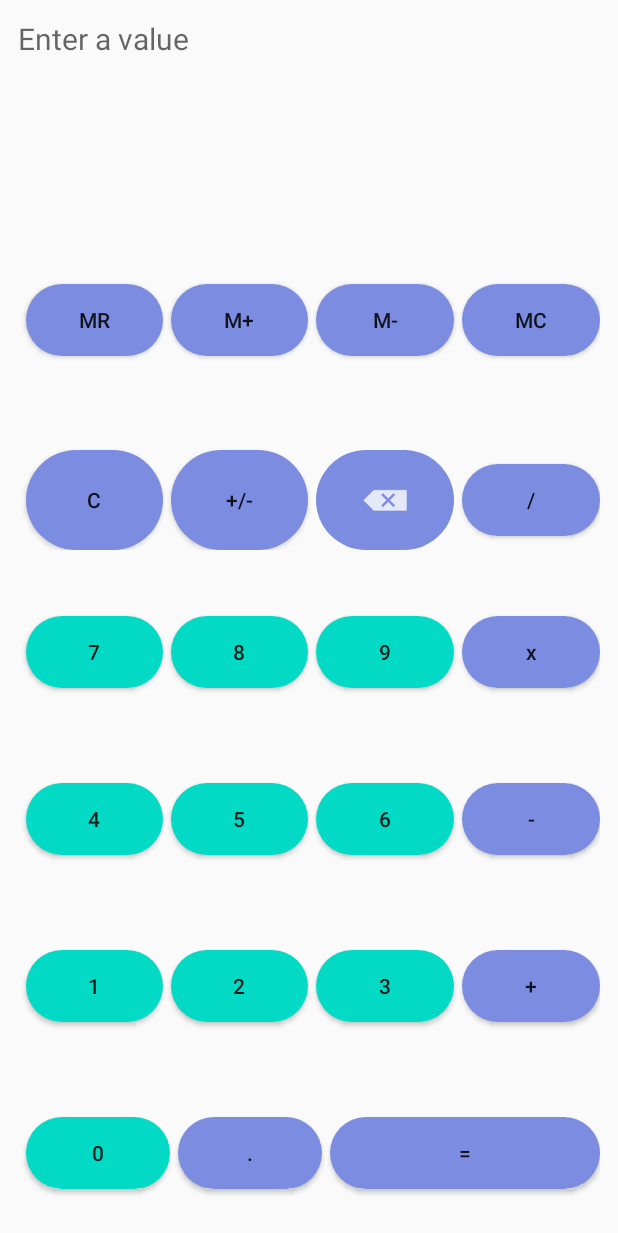
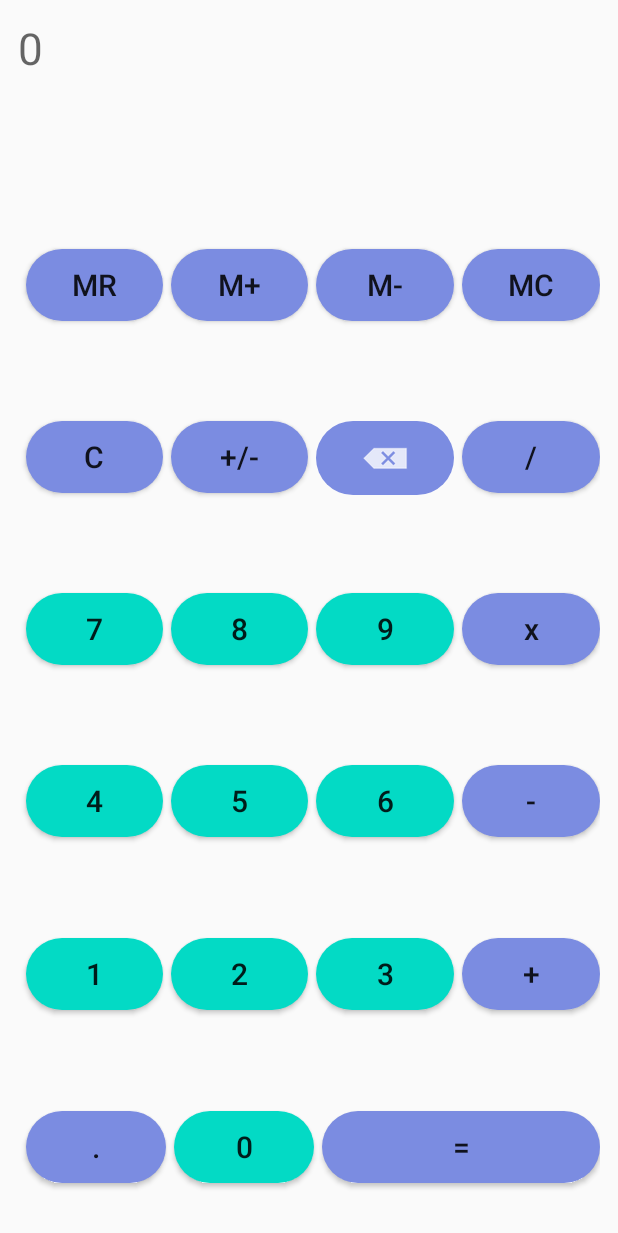
Before and after one commit to Otaka00/SimpleCalculatorApp, an Android app: the screen it shows after launch (MainActivity), on a phone screen of 412 x 824 dp. Shown: the top 1233 px of the screen. Run offline under Robolectric (Android 15) with nearby library versions, the phone set to English and light mode, and no system bars.

Commit message:
Second commit

```diff
--- a/app/src/main/AndroidManifest.xml
+++ b/app/src/main/AndroidManifest.xml
@@ -1,5 +1,6 @@
 <?xml version="1.0" encoding="utf-8"?>
-<manifest xmlns:android="http://schemas.android.com/apk/res/android"
+<manifest
+    xmlns:android="http://schemas.android.com/apk/res/android"
     xmlns:tools="http://schemas.android.com/tools"
     package="com.ahmadossama.mycalculator">
 
@@ -14,9 +15,6 @@
         android:theme="@style/Theme.MyCalculator"
         tools:targetApi="31">
         <activity
-            android:name=".Activity2"
-            android:exported="false" />
-        <activity
             android:name=".MainActivity"
             android:exported="true">
             <intent-filter>
--- a/app/src/main/java/com/ahmadossama/mycalculator/MainActivity.java
+++ b/app/src/main/java/com/ahmadossama/mycalculator/MainActivity.java
@@ -1,27 +1,25 @@
 package com.ahmadossama.mycalculator;
-
 import androidx.appcompat.app.AppCompatActivity;
-
-import android.content.SharedPreferences;
 import android.os.Bundle;
 import android.util.Log;
 import android.view.View;
 import android.widget.Button;
-import android.widget.EditText;
+import android.widget.ImageButton;
 import android.widget.TextView;
+import android.widget.Toast;
+
+import java.text.DecimalFormat;
 
 public class MainActivity extends AppCompatActivity {
-
-    public final String Prefs_name = "PreferencesFile";
-    String op = "+";
-    String firstNum ="";
+    String op = "+", firstNum ="";
     double result = 0.0,tempResult= 0.0, memory = 0.0;
-    Button btn0, btn1, btn2, btn3, btn4, btn5, btn6, btn7,btn8, btn9, addBtn, subBtn,
-            multiplyBtn, divideBtn, dotBtn,equalBtn, clearBtn, delBtn,plusMinusBtn,
-            memoryPlus,memoryMinus,memoryRecall,memoryClear;
+    Button btn0, btn1, btn2, btn3, btn4, btn5, btn6, btn7,btn8, btn9, addBtn, subBtn,multiplyBtn,
+divideBtn, dotBtn,equalBtn, clearBtn, plusMinusBtn, memoryPlus,memoryMinus,memoryRecall,memoryClear;
+    ImageButton delBtn;
     TextView text;
-    float value1, value2;
-    boolean isSub, isAdd,isMul, isDiv, isNew = true;
+    boolean isNew = true;
+    //4 decimal places as maximum format
+    private static final DecimalFormat df = new DecimalFormat("0.0000");
     @Override
     protected void onCreate(Bundle savedInstanceState) {
         super.onCreate(savedInstanceState);
@@ -45,6 +43,7 @@ public class MainActivity extends AppCompatActivity {
         dotBtn = findViewById(R.id.dot);
         equalBtn = findViewById(R.id.equal);
         clearBtn = findViewById(R.id.clear);
+        delBtn = findViewById(R.id.delete);
         memoryPlus =findViewById(R.id.MPlus);
         memoryMinus =findViewById(R.id.MMinus);
         memoryRecall =findViewById(R.id.MR);
@@ -65,6 +64,7 @@ public class MainActivity extends AppCompatActivity {
         btn9.setOnClickListener(num_listener);
         dotBtn.setOnClickListener(num_listener);
         plusMinusBtn.setOnClickListener(num_listener);
+        delBtn.setOnClickListener(del_listener);
         equalBtn.setOnClickListener(equal_listener);
         addBtn.setOnClickListener(operation_listener);
         subBtn.setOnClickListener(operation_listener);
@@ -73,37 +73,41 @@ public class MainActivity extends AppCompatActivity {
         clearBtn.setOnClickListener(new View.OnClickListener() {
             @Override
             public void onClick(View view) {
+                //Reset the value on the text field and the user will enter a new number
+                // so isNew is set = true
                 text.setText("0");
                 isNew = true;
             }
         });
     }
-    //Adding and subtracting value from the memory
+    //Adding and subtracting value from the memory (M+ / M-)
     View.OnClickListener memory_listener = new View.OnClickListener() {
         @Override
         public void onClick(View view) {
-            //if display is empty, return and commit nothing to memory
+            //if display is empty, exit function as nothing will be added to memory
             if(text.getText().toString().equals("")){
                 return;
             }
-
             Button btn = (Button)view;
             String command = btn.getText().toString();
             String displayText = text.getText().toString();
             if(command.equals("M+")){ //add value to memory
-                if(displayText.indexOf("+") != -1 && displayText.indexOf("=") == -1){   //use this case if the output is showing full equation
+                if(displayText.indexOf("+") != -1 && displayText.indexOf("=") == -1){
+                    //use this case if the output is showing full equation
                     return;
                 }
-                else if(displayText.indexOf("=")!=-1){ //if a full equation, add tempResult to memory then reset
+                else if(displayText.indexOf("=")!=-1){
+                    //if a full equation, add tempResult to memory then reset
                     memory += tempResult;
                     tempResult = 0;
                 }
                 else{
                     memory += Double.parseDouble(displayText);
                 }
+                Toast.makeText(MainActivity.this,memory +" is added to the memory",Toast.LENGTH_SHORT).show();
             }
             else{ //subtract value from memory
-                if(displayText.indexOf("+") != -1 && displayText.indexOf("=") == -1){   //use this case if the output is showing full equation
+                if(displayText.indexOf("+") != -1 && displayText.indexOf("=") == -1){
                     return;
                 }
                 else if(displayText.indexOf("=")!=-1){
@@ -113,21 +117,25 @@ public class MainActivity extends AppCompatActivity {
                 else{
                     memory -= Double.parseDouble(displayText);
                 }
+                Toast.makeText(MainActivity.this,memory +" is subtracted to the memory",Toast.LENGTH_SHORT).show();
             }
         }
     };
-    //Retrieve the stored value in the memory
+    //Recall the stored value in the memory (MR)
     View.OnClickListener memoryRecall_listener = new View.OnClickListener() {
         @Override
         public void onClick(View view) {
             text.setText(memory+"");
+            Toast.makeText(MainActivity.this,memory + " is recalled from the memory",Toast.LENGTH_SHORT).show();
+
         }
     };
-    //reset value stored in the memory
+    //reset value stored in the memory (MC)
     View.OnClickListener memoryClr_listener = new View.OnClickListener() {
         @Override
         public void onClick(View view) {
             memory = 0;
+            Toast.makeText(MainActivity.this,"Memory is cleared",Toast.LENGTH_SHORT).show();
         }
     };
     ////////////////////////////////////////////////////////////////////
@@ -141,20 +149,29 @@ public class MainActivity extends AppCompatActivity {
             op = opBtn.getText().toString();
         }
     };
-    //Numbers Buttons Handler
+    //All Numbers Buttons Handler
     View.OnClickListener num_listener = new View.OnClickListener() {
         @Override
         public void onClick(View view) {
-            if(isNew){
+            //Check if a new number is entered
+            if (isNew) {
                 text.setText("");
             }
             isNew = false;
             Button mybtn = (Button) view;
+            //Check if zero or dot button is pressed more than one time to prevent exceptions in decimal numbers
+            //avoid writing zeros at the left of the number
+            if ((text.getText().toString().equals("") && mybtn == btn0) || (text.getText().toString().contains(".") && mybtn == dotBtn)) {
+//                isNew = true;
+                return;
+            } else {
                 String number = text.getText().toString();
-            if(mybtn == plusMinusBtn){
+                if (mybtn == plusMinusBtn) {
                     number = "-" + number;
-            }else number += mybtn.getText().toString();
+                }
+                else number += mybtn.getText().toString();
                 text.setText(number);
+            }
         }
     };
     //Equal Button handler after finishing the equation
@@ -162,17 +179,50 @@ public class MainActivity extends AppCompatActivity {
         @Override
         public void onClick(View view) {
             String secondNum = text.getText().toString();
-            switch (op){
+            if (firstNum.equals("") || op.equals("")) {
+                text.setText(secondNum + "");
+                return;
+            }
+            else {
+                switch (op) {
                     case "+":
-                    result = Double.parseDouble(firstNum) + Double.parseDouble(secondNum); break;
+                        result = Double.parseDouble(firstNum) + Double.parseDouble(secondNum);
+                        break;
                     case "-":
-                    result = Double.parseDouble(firstNum) - Double.parseDouble(secondNum); break;
+                        result = Double.parseDouble(firstNum) - Double.parseDouble(secondNum);
+                        break;
                     case "x":
-                    result = (Double.parseDouble(firstNum) * Double.parseDouble(secondNum)); break;
+                        result = (Double.parseDouble(firstNum) * Double.parseDouble(secondNum));
+                        break;
                     case "/":
-                    result = (Double.parseDouble(firstNum) / Double.parseDouble(secondNum)); break;
+                        result = (Double.parseDouble(firstNum) / Double.parseDouble(secondNum));
+                        break;
                 }
-            text.setText(result + "");
+                String s = result +"";
+                String[] splitter = s.split("\\.");
+                int before = splitter[0].length();
+                int after = splitter[1].length();
+                //Count number of decimal points in the result and print only 4 digits
+                if(after > 4){
+                text.setText(df.format(result) + "");
+                }
+                else text.setText((result) + "");
+                Toast.makeText(MainActivity.this, firstNum + " " + op + " " + secondNum, Toast.LENGTH_SHORT).show();
+            }
+        }};
+    View.OnClickListener del_listener = new View.OnClickListener() {
+        @Override
+        public void onClick(View view) {
+
+            String currentVal = text.getText().toString();
+            //if text field is empty, do nothing
+            if (currentVal.equals("")) {
+                return;
+            } else {
+                // remove last character
+                String newValue = currentVal.substring(0, currentVal.length() - 1);
+                text.setText(newValue);
+            }
         }
     };
 }
--- a/app/src/main/res/layout/activity_main.xml
+++ b/app/src/main/res/layout/activity_main.xml
@@ -16,14 +16,15 @@
 
         <TextView
             android:id="@+id/textView"
-            android:textSize="20sp"
             android:layout_width="match_parent"
             android:layout_height="0dp"
             android:layout_margin="12dp"
-            android:layout_weight="1"
-            android:hint="@string/text" />
+            android:layout_weight="0.8"
+            android:hint="0"
+            android:textSize="29sp" />
 
         <LinearLayout
+            android:id="@+id/buttonsLayout"
             android:layout_width="match_parent"
             android:layout_height="0dp"
             android:layout_weight="5"
@@ -46,7 +47,8 @@
                     android:layout_weight="1"
                     android:background="@drawable/button"
                     android:backgroundTint="#7B8CE1"
-                    android:text="@string/MR" />
+                    android:text="@string/MR"
+                    android:textSize="20sp" />
 
                 <Button
                     android:id="@+id/MPlus"
@@ -57,7 +59,8 @@
                     android:layout_weight="1"
                     android:background="@drawable/button"
                     android:backgroundTint="#7B8CE1"
-                    android:text="M+" />
+                    android:text="M+"
+                    android:textSize="20sp" />
 
                 <Button
                     android:id="@+id/MMinus"
@@ -68,7 +71,8 @@
                     android:layout_weight="1"
                     android:background="@drawable/button"
                     android:backgroundTint="#7B8CE1"
-                    android:text="M-" />
+                    android:text="M-"
+                    android:textSize="20sp" />
 
                 <Button
                     android:id="@+id/MC"
@@ -79,7 +83,8 @@
                     android:layout_weight="1"
                     android:background="@drawable/button"
                     android:backgroundTint="#7B8CE1"
-                    android:text="MC" />
+                    android:text="MC"
+                    android:textSize="20sp" />
 
             </LinearLayout>
 
@@ -93,29 +98,31 @@
                 <Button
                     android:id="@+id/clear"
                     android:layout_width="0dp"
-                    android:layout_height="match_parent"
+                    android:layout_height="wrap_content"
                     android:layout_marginLeft="5dp"
                     android:layout_marginTop="20dp"
                     android:layout_weight="1"
                     android:background="@drawable/button"
                     android:backgroundTint="#7B8CE1"
-                    android:text="C" />
+                    android:text="C"
+                    android:textSize="20sp" />
 
                 <Button
                     android:id="@+id/plusMin"
                     android:layout_width="0dp"
-                    android:layout_height="match_parent"
+                    android:layout_height="wrap_content"
                     android:layout_marginLeft="5dp"
                     android:layout_marginTop="20dp"
                     android:layout_weight="1"
                     android:background="@drawable/button"
                     android:backgroundTint="#7B8CE1"
-                    android:text="+/-" />
+                    android:text="+/-"
+                    android:textSize="20sp" />
 
                 <ImageButton
-                    android:id="@+id/imageButton"
+                    android:id="@+id/delete"
                     android:layout_width="0dp"
-                    android:layout_height="match_parent"
+                    android:layout_height="49dp"
                     android:layout_marginLeft="5dp"
                     android:layout_marginTop="20dp"
                     android:layout_weight="1"
@@ -132,7 +139,8 @@
                     android:layout_weight="1"
                     android:background="@drawable/button"
                     android:backgroundTint="#7B8CE1"
-                    android:text="/" />
+                    android:text="/"
+                    android:textSize="20sp" />
 
             </LinearLayout>
 
@@ -151,7 +159,8 @@
                     android:layout_marginTop="20dp"
                     android:layout_weight="1"
                     android:background="@drawable/button"
-                    android:text="7" />
+                    android:text="7"
+                    android:textSize="20sp" />
 
                 <Button
                     android:id="@+id/b8"
@@ -161,7 +170,8 @@
                     android:layout_marginTop="20dp"
                     android:layout_weight="1"
                     android:background="@drawable/button"
-                    android:text="8" />
+                    android:text="8"
+                    android:textSize="20sp" />
 
                 <Button
                     android:id="@+id/b9"
@@ -171,7 +181,8 @@
                     android:layout_marginTop="20dp"
                     android:layout_weight="1"
                     android:background="@drawable/button"
-                    android:text="9" />
+                    android:text="9"
+                    android:textSize="20sp" />
 
                 <Button
                     android:id="@+id/multiply"
@@ -183,7 +194,8 @@
                     android:background="@drawable/button"
                     android:backgroundTint="#7B8CE1"
                     android:text="x"
-                    android:textAllCaps="false" />
+                    android:textAllCaps="false"
+                    android:textSize="20sp" />
 
             </LinearLayout>
 
@@ -202,7 +214,8 @@
                     android:layout_marginTop="20dp"
                     android:layout_weight="1"
                     android:background="@drawable/button"
-                    android:text="4" />
+                    android:text="4"
+                    android:textSize="20sp" />
 
                 <Button
                     android:id="@+id/b5"
@@ -212,7 +225,8 @@
                     android:layout_marginTop="20dp"
                     android:layout_weight="1"
                     android:background="@drawable/button"
-                    android:text="5" />
+                    android:text="5"
+                    android:textSize="20sp" />
 
                 <Button
                     android:id="@+id/b6"
@@ -222,7 +236,8 @@
                     android:layout_marginTop="20dp"
                     android:layout_weight="1"
                     android:background="@drawable/button"
-                    android:text="6" />
+                    android:text="6"
+                    android:textSize="20sp" />
 
                 <Button
                     android:id="@+id/subtract"
@@ -233,7 +248,8 @@
                     android:layout_weight="1"
                     android:background="@drawable/button"
                     android:backgroundTint="#7B8CE1"
-                    android:text="-" />
+                    android:text="-"
+                    android:textSize="20sp" />
             </LinearLayout>
 
             <LinearLayout
@@ -251,7 +267,8 @@
                     android:layout_marginTop="20dp"
                     android:layout_weight="1"
                     android:background="@drawable/button"
-                    android:text="1" />
+                    android:text="1"
+                    android:textSize="20sp" />
 
                 <Button
                     android:id="@+id/b2"
@@ -261,7 +278,8 @@
                     android:layout_marginTop="20dp"
                     android:layout_weight="1"
                     android:background="@drawable/button"
-                    android:text="2" />
+                    android:text="2"
+                    android:textSize="20sp" />
 
                 <Button
                     android:id="@+id/b3"
@@ -271,7 +289,8 @@
                     android:layout_marginTop="20dp"
                     android:layout_weight="1"
                     android:background="@drawable/button"
-                    android:text="3" />
+                    android:text="3"
+                    android:textSize="20sp" />
 
                 <Button
                     android:id="@+id/add"
@@ -282,7 +301,8 @@
                     android:layout_weight="1"
                     android:background="@drawable/button"
                     android:backgroundTint="#7B8CE1"
-                    android:text="+" />
+                    android:text="+"
+                    android:textSize="20sp" />
 
             </LinearLayout>
 
@@ -294,19 +314,8 @@
                 android:orientation="horizontal">
 
                 <Button
-                    android:id="@+id/b0"
-                    android:layout_width="50dp"
-                    android:layout_height="wrap_content"
-                    android:layout_marginLeft="5dp"
-                    android:layout_marginTop="20dp"
-                    android:layout_weight="1"
-                    android:background="@drawable/button"
-                    android:minHeight="48dp"
-                    android:text="0" />
-
-                <Button
                     android:id="@+id/dot"
-                    android:layout_width="50dp"
+                    android:layout_width="45dp"
                     android:layout_height="wrap_content"
                     android:layout_marginLeft="5dp"
                     android:layout_marginTop="20dp"
@@ -314,7 +323,20 @@
                     android:background="@drawable/button"
                     android:backgroundTint="#7B8CE1"
                     android:minHeight="48dp"
-                    android:text="." />
+                    android:text="."
+                    android:textSize="20sp" />
+
+                <Button
+                    android:id="@+id/b0"
+                    android:layout_width="45dp"
+                    android:layout_height="wrap_content"
+                    android:layout_marginLeft="5dp"
+                    android:layout_marginTop="20dp"
+                    android:layout_weight="1"
+                    android:background="@drawable/button"
+                    android:minHeight="48dp"
+                    android:text="0"
+                    android:textSize="20sp" />
 
                 <Button
                     android:id="@+id/equal"
@@ -327,7 +349,7 @@
                     android:backgroundTint="#7B8CE1"
                     android:minHeight="48dp"
                     android:text="="
-                    android:textSize="14sp" />
+                    android:textSize="20sp" />
 
             </LinearLayout>
 
```
Also changed, not shown: app/src/main/java/com/ahmadossama/mycalculator/Activity2.java (deleted, +0 -42 lines), app/src/main/res/layout/activity_2.xml (deleted, +0 -96 lines). Lines whose indentation alone changed are shown as unchanged.
